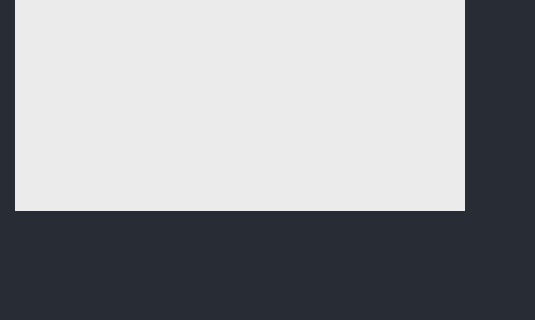
Above: ScanVT2.ui from hoahoa3197/S01_SMT_2 before the change; both pictures show x 465 to 1000 and y 329 to 649 of the 1000 by 649 pixel window. Below: the same form after it.
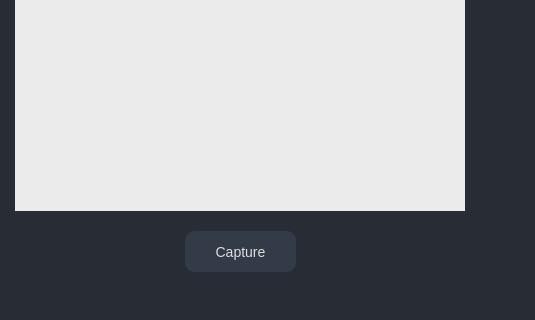
That is the form after the change. The open tabs and pages were chosen to show the change. Icons and pictures are not drawn.

The edit to the form file:
```diff
--- a/ScanVT2.ui
+++ b/ScanVT2.ui
@@ -493,6 +493,32 @@
        <set>Qt::AlignRight|Qt::AlignTrailing|Qt::AlignVCenter</set>
       </property>
      </widget>
+     <widget class="QPushButton" name="btnCapture">
+      <property name="geometry">
+       <rect>
+        <x>560</x>
+        <y>500</y>
+        <width>111</width>
+        <height>41</height>
+       </rect>
+      </property>
+      <property name="styleSheet">
+       <string notr="true">*{color:#DDDDDD;
+background-color: rgb(52, 59, 72);
+border:none;
+font-size: 14px;
+border-radius:10px;
+}
+:hover{
+border: solid red;
+background-color: rgb(100, 100, 100);
+}
+</string>
+      </property>
+      <property name="text">
+       <string>Capture</string>
+      </property>
+     </widget>
     </widget>
     <widget class="QWidget" name="dataPage">
      <widget class="QTableWidget" name="dataTableWidget">
```
Left out of the diff: 4 changed lines with no effect on the pictures.
